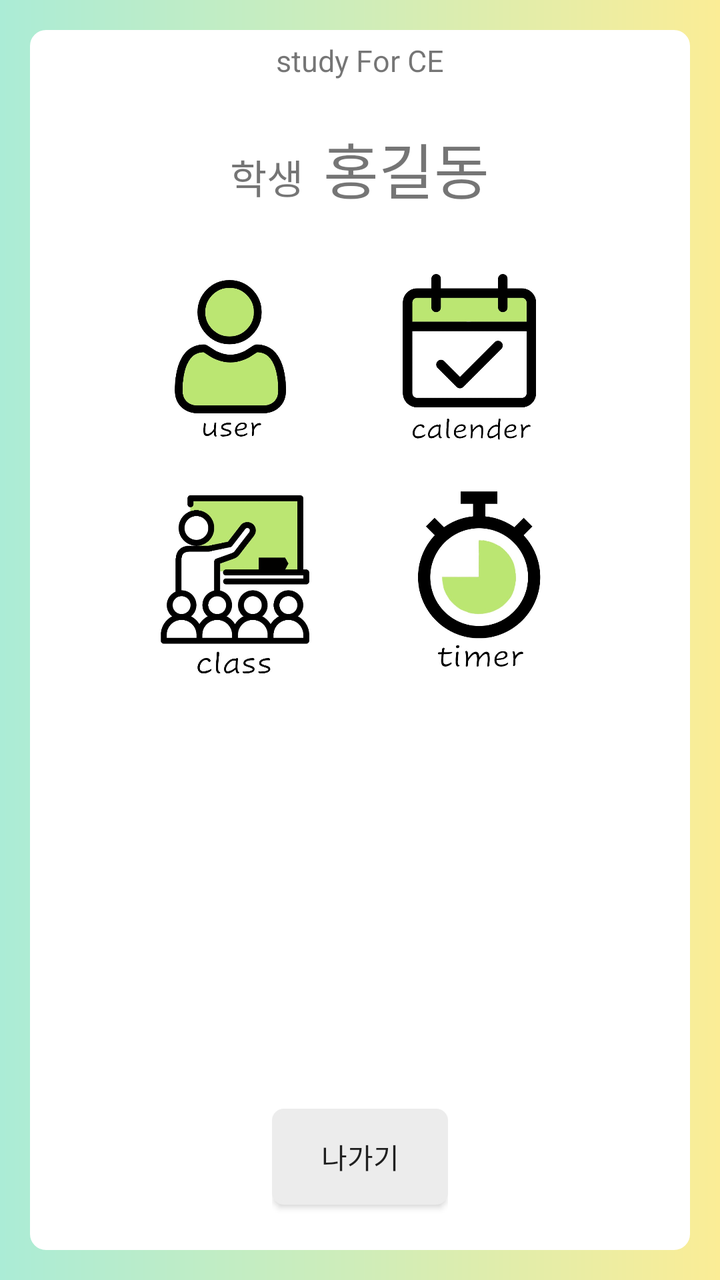
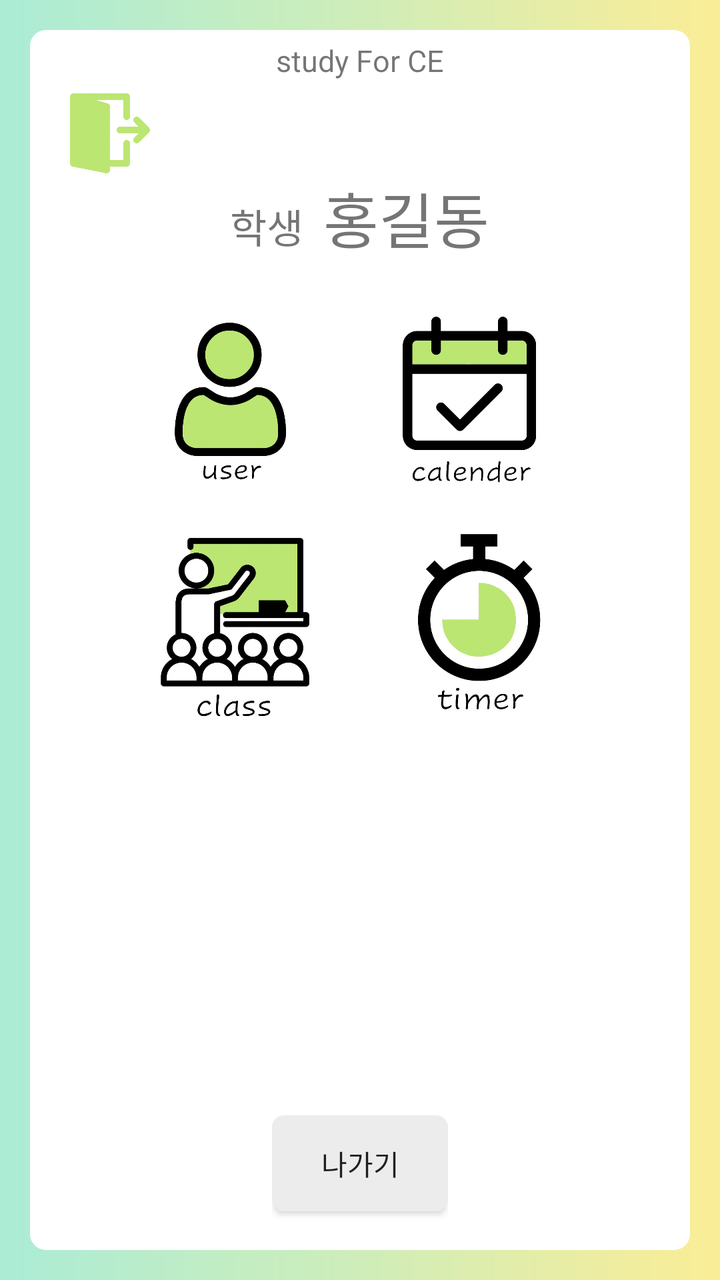

The first picture is an Android layout as it rendered before a commit; the second is the same layout after the commit. The layout source and the unified diff follow.
<!-- AndroidManifest.xml: application theme Theme.AppCompat.Light.DarkActionBar -->
<!-- res/layout/activity_personal_page.xml -->
<?xml version="1.0" encoding="utf-8"?>
<LinearLayout xmlns:android="http://schemas.android.com/apk/res/android"
    xmlns:app="http://schemas.android.com/apk/res-auto"
    xmlns:tools="http://schemas.android.com/tools"
    android:layout_width="match_parent"
    android:layout_height="match_parent"
    tools:context=".personal_page"
    android:orientation="vertical"
    android:padding="10dp"
    android:background="@drawable/lay_back"
    android:weightSum="5">
<LinearLayout
    android:layout_width="match_parent"
    android:layout_height="match_parent"
    android:layout_gravity="center"
    android:background="@drawable/border"
    android:layout_margin="5dp"
    android:orientation="vertical">

    <TextView
        android:layout_width="wrap_content"
        android:layout_height="0dp"
        android:layout_weight="0.3"
        android:layout_gravity="center"
        android:layout_marginTop="5dp"
        android:text="study For CE"
        android:textSize="15dp"/>

    <LinearLayout
        android:layout_width="wrap_content"
        android:layout_height="0dp"
        android:layout_weight="0.5"
        android:layout_gravity="center_horizontal"
        android:layout_marginTop="0dp">
        <TextView
            android:id="@+id/usertype"
            android:layout_height="wrap_content"
            android:layout_width="wrap_content"
            android:text="학생"
            android:textSize="20dp" />
        <TextView
            android:id="@+id/username"
            android:layout_width="wrap_content"
            android:layout_height="wrap_content"
            android:layout_marginLeft="10dp"
            android:text="홍길동"
            android:textSize="30dp" />
    </LinearLayout>

    <GridLayout
        android:layout_width="wrap_content"
        android:layout_height="0dp"
        android:layout_weight="3"
        android:layout_marginTop="0dp"
        android:columnCount="2"
        android:rowCount="2"
        android:layout_gravity="center">
        <ImageButton
            android:id="@+id/userinfo"
            android:layout_width="100dp"
            android:layout_height="100dp"
            android:layout_marginRight="5dp"
            android:layout_column="0"
            android:layout_row="0"
            android:src="@drawable/puser"
            android:padding="0sp"
            android:scaleType="centerCrop" />
        <ImageButton
            android:id="@+id/schedule"
            android:layout_width="100dp"
            android:layout_height="100dp"
            android:layout_marginLeft="5dp"
            android:layout_column="1"
            android:layout_row="0"
            android:src="@drawable/pcalen"
            android:padding="0sp"
            android:scaleType="centerCrop" />
        <ImageButton
            android:id="@+id/userclasses"
            android:layout_width="110dp"
            android:layout_height="110dp"
            android:layout_marginRight="5dp"
            android:layout_marginTop="3dp"
            android:layout_row="1"
            android:layout_column="0"
            android:src="@drawable/pclass"
            android:padding="0sp"
            android:scaleType="centerCrop" />
        <ImageButton
            android:id="@+id/timer"
            android:layout_width="110dp"
            android:layout_height="110dp"
            android:layout_marginLeft="5dp"
            android:layout_marginTop="3dp"
            android:layout_row="1"
            android:layout_column="1"
            android:src="@drawable/ptimer"
            android:padding="0sp"
            android:scaleType="centerCrop" />

    </GridLayout>

    <LinearLayout
        android:layout_width="wrap_content"
        android:layout_height="0dp"
        android:layout_weight="0.5"
        android:layout_gravity="center">

        <Button
            android:id="@+id/exit"
            android:background="@drawable/btn_re"
            android:layout_width="wrap_content"
            android:layout_height="wrap_content"
            android:layout_gravity="center_horizontal"
            android:text="나가기" />
    </LinearLayout>


</LinearLayout>
</LinearLayout>
<!-- resources referenced by this layout -->
<resources>
  <!-- drawable border (drawable) -->
  <?xml version="1.0" encoding="utf-8"?>
  <shape xmlns:android="http://schemas.android.com/apk/res/android">
      android:padding="10dp"
      android:shape="retangle">
  
      <stroke android:width="2dp"
          android:color="@color/white"/>
  
      <solid android:color="#ffffff"/>
      <corners
          android:topRightRadius="7dp"
          android:topLeftRadius="7dp"
          android:bottomRightRadius="7dp"
          android:bottomLeftRadius="7dp"/>
  </shape>
  <!-- drawable btn_re (drawable) -->
  <?xml version="1.0" encoding="utf-8"?>
  <shape xmlns:android="http://schemas.android.com/apk/res/android">
  
      <solid android:color="#ececec"/>
  
      <stroke
          android:width="2dp"
          android:color="#ececec"/>
      <corners
          android:topLeftRadius="5dp"
          android:topRightRadius="5dp"
          android:bottomLeftRadius="5dp"
          android:bottomRightRadius="5dp" />
  
  </shape>
  <!-- drawable lay_back (drawable) -->
  <?xml version="1.0" encoding="utf-8"?>
  <shape xmlns:android="http://schemas.android.com/apk/res/android">
      <gradient
          android:angle="0"
          android:startColor="#abecd6"
          android:centerColor="#cfedb9"
          android:endColor="#fbed96"/>
  
  </shape>
  <!-- drawable pcalen: jpg bitmap (drawable-xhdpi, 30934 bytes) -->
  <!-- drawable pclass: jpg bitmap (drawable-xhdpi, 44627 bytes) -->
  <!-- drawable ptimer: jpg bitmap (drawable-xhdpi, 29073 bytes) -->
  <!-- drawable puser: jpg bitmap (drawable-xhdpi, 28659 bytes) -->
  <color name="white">#FFFFFF</color>
</resources>

<!-- the commit's change to res/layout/activity_personal_page.xml (unified diff, before → after) -->
@@ -20,12 +20,21 @@
     <TextView
         android:layout_width="wrap_content"
         android:layout_height="0dp"
-        android:layout_weight="0.3"
+        android:layout_weight="0.2"
         android:layout_gravity="center"
         android:layout_marginTop="5dp"
         android:text="study For CE"
         android:textSize="15dp"/>
 
+    <ImageView
+        android:id="@+id/logout"
+        android:layout_gravity="left"
+        android:layout_marginLeft="20dp"
+        android:layout_marginRight="20dp"
+        android:layout_width="40dp"
+        android:layout_height="40dp"
+        android:src="@drawable/logout">
+    </ImageView>
     <LinearLayout
         android:layout_width="wrap_content"
         android:layout_height="0dp"
<!-- resource entries referenced after the edit -->
@@ -42,6 +42,7 @@
           android:endColor="#fbed96"/>
   
   </shape>
+  <!-- drawable logout: png bitmap (drawable-xhdpi, 15025 bytes) -->
   <!-- drawable pcalen: jpg bitmap (drawable-xhdpi, 30934 bytes) -->
   <!-- drawable pclass: jpg bitmap (drawable-xhdpi, 44627 bytes) -->
   <!-- drawable ptimer: jpg bitmap (drawable-xhdpi, 29073 bytes) -->
